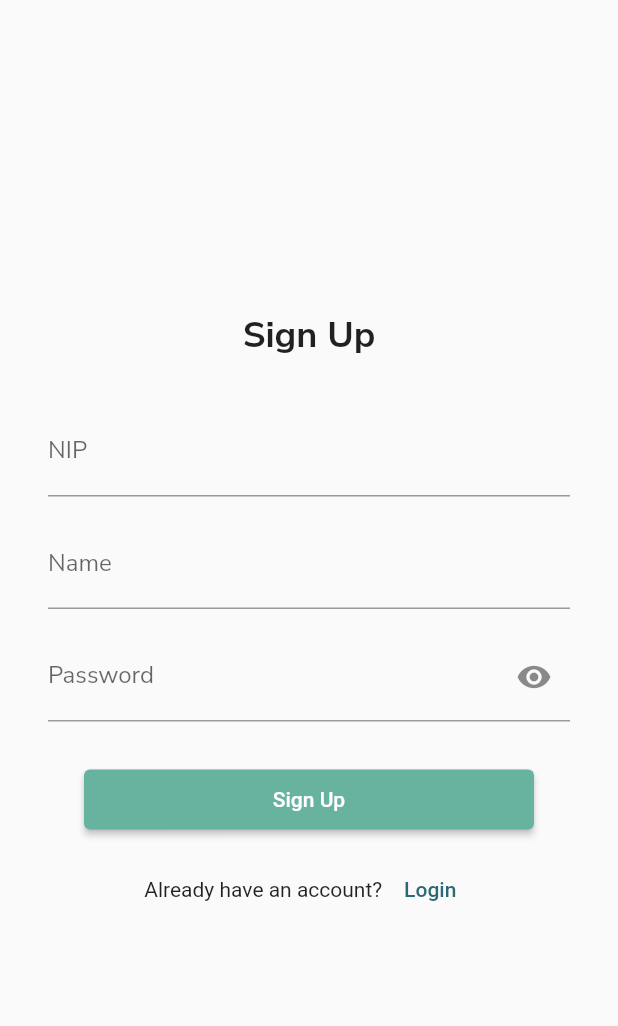
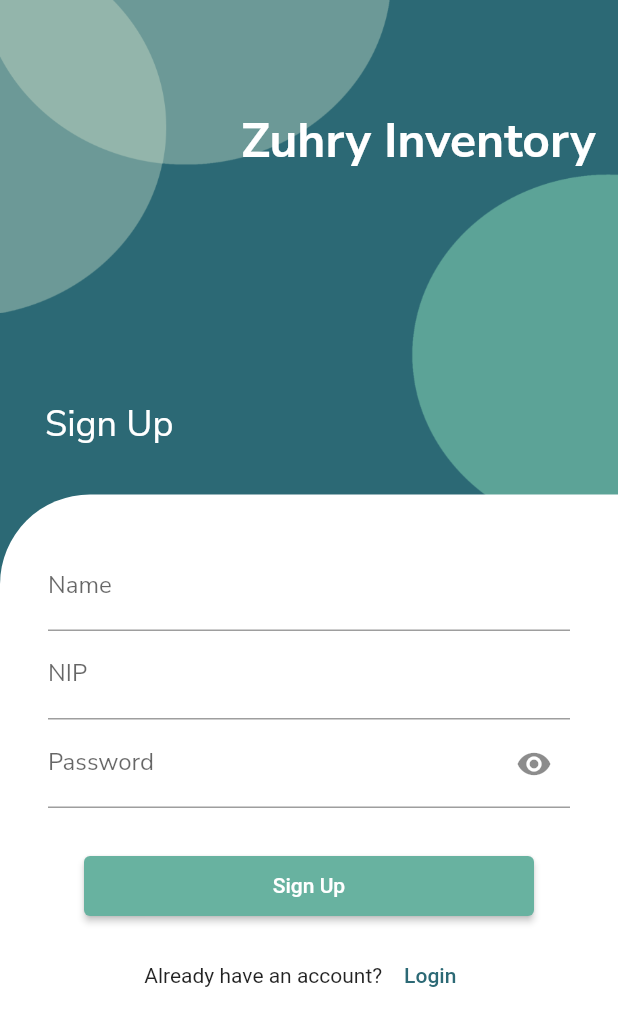
Before and after one commit to R2Z2407/ZuhryInventory101, a Flutter app: the SignUpPage screen opened by its route, on a phone screen of 412 x 824 dp. Shown: the top 1026 px of the screen. Run offline on Flutter 3.47's test engine with Material 2 defaults, Android fonts, the phone set to English and light mode, and no system bars; our stand-ins replace flutter_svg.

Commit message:
Update signUpPage.dart

```diff
--- a/zuhry_invent/lib/screen/signUpPage.dart
+++ b/zuhry_invent/lib/screen/signUpPage.dart
@@ -11,57 +11,96 @@ class SignUpPage extends StatefulWidget {
 }
 
 class _SignUpPageState extends State<SignUpPage> {
-  TextEditingController _nipController = TextEditingController();
-  TextEditingController _nameController = TextEditingController();
-  // TextEditingController _passwordController = TextEditingController();
   late bool is_onpress = true;
 
   @override
   Widget build(BuildContext context) {
+    final deviceHeight = MediaQuery.of(context).size.height;
     return Scaffold(
-      body: Center(
-        child: SingleChildScrollView(
-          padding: EdgeInsets.all(32),
+        backgroundColor: Coolors.primary,
+        body: Container(
+            child: Stack(children: [
+          Positioned(
+              right: 0,
+              top: 0,
+              width: 150,
+              child: Container(
+                child: Image.asset('assets/svg/Atas Kanan.png'),
+              )),
+          Positioned(
+              left: 0,
+              top: 0,
+              width: 260,
+              child: Container(
+                child: Image.asset('assets/svg/Atas Kiri.png'),
+              )),
+          SingleChildScrollView(
             child: Column(
               mainAxisAlignment: MainAxisAlignment.center,
-            children: <Widget>[
-              Text(
-                'Sign Up',
+              children: [
+                Container(
+                  height: deviceHeight * 0.23,
+                  padding: EdgeInsets.all(15),
+                  alignment: Alignment.centerRight,
+                  child: Text('Zuhry Inventory',
+                      style: TextStyle(
+                        color: Colors.white,
+                        fontSize: 32,
+                        fontFamily: 'Nunito',
+                        fontWeight: FontWeight.w700,
+                        height: 0,
+                      )),
+                ),
+                Container(
+                    height: deviceHeight * 0.17,
+                    padding: EdgeInsets.all(30),
+                    alignment: Alignment.bottomLeft,
+                    child: Text('Sign Up',
+                        style: TextStyle(
+                          color: Colors.white,
+                          fontSize: 24,
+                          fontFamily: 'Nunito',
+                          fontWeight: FontWeight.w400,
+                          height: 0,
+                        ))),
+                Container(
+                  height: deviceHeight * 0.6,
+                  padding: const EdgeInsets.all(32),
+                  decoration: BoxDecoration(
+                      color: Colors.white,
+                      borderRadius: BorderRadius.only(
+                        topLeft: Radius.circular(60),
+                      )),
+                  child: Column(
+                    children: [
+                      const TextField(
+                        decoration: InputDecoration(
+                          label: const Text(
+                            'Name',
                             style: TextStyle(
                                 fontFamily: 'Nunito',
-                    fontSize: 24,
-                    fontWeight: FontWeight.bold),
+                                fontWeight: FontWeight.w400),
                           ),
-              SizedBox(height: 32),
-              TextField(
-                controller: _nipController,
+                        ),
+                      ),
+                      const TextField(
                         decoration: InputDecoration(
                           label: const Text(
                             'NIP',
                             style: TextStyle(
-                        fontFamily: 'Nunito', fontWeight: FontWeight.w400),
+                                fontFamily: 'Nunito',
+                                fontWeight: FontWeight.w400),
                           ),
                         ),
                       ),
-              SizedBox(height: 16),
-              TextField(
-                controller: _nameController,
-                decoration: InputDecoration(
-                  label: const Text(
-                    'Name',
-                    style: TextStyle(
-                        fontFamily: 'Nunito', fontWeight: FontWeight.w400),
-                  ),
-                ),
-              ),
-              SizedBox(height: 16),
                       TextField(
                         obscureText: is_onpress,
                         decoration: InputDecoration(
                           label: const Text(
                             'Password',
                             style: TextStyle(
-                        fontFamily: 'Nunito', fontWeight: FontWeight.w400),
+                                fontFamily: 'Nunito',
+                                fontWeight: FontWeight.w400),
                           ),
                           suffixIcon: IconButton(
                               icon: const Icon(Icons.remove_red_eye),
@@ -98,8 +137,10 @@ class _SignUpPageState extends State<SignUpPage> {
                       )
                     ],
                   ),
+                )
+              ],
             ),
           ),
-    );
+        ])));
   }
 }
```
Lines whose indentation alone changed are shown as unchanged.
